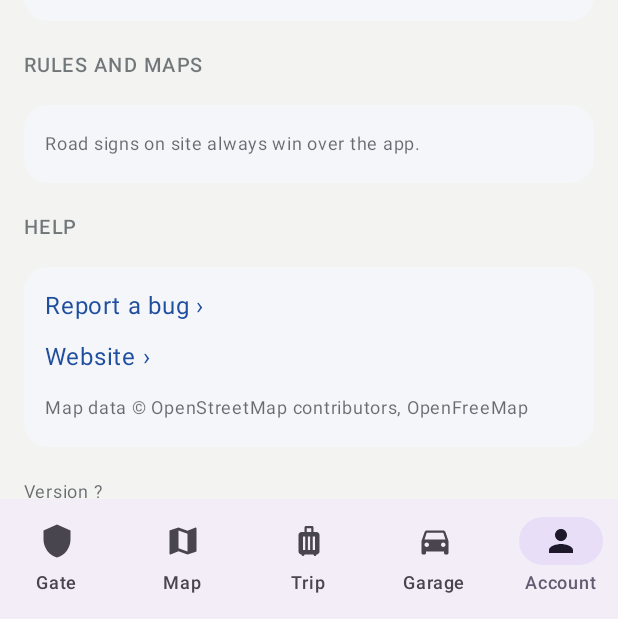
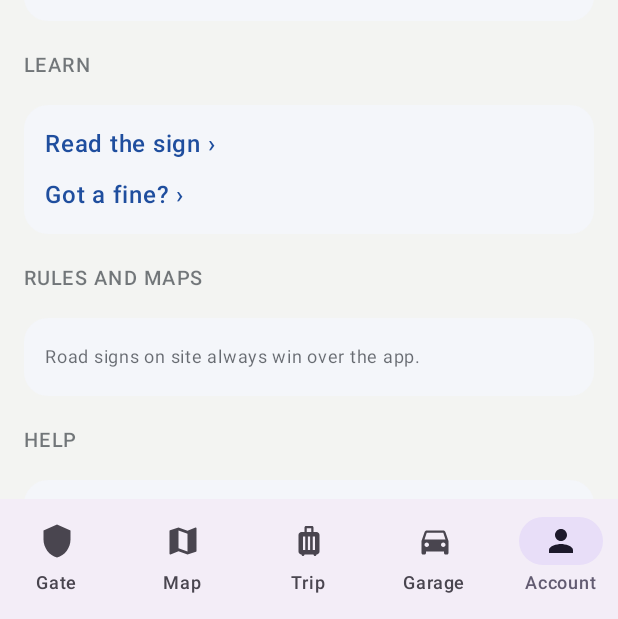
Before and after one commit to LR-apps609/GateLR, an Android app built with Jetpack Compose: the screen it shows after launch (MainActivity), item 5 of the bottom bar chosen, on a phone screen of 412 x 824 dp, the part 617-1236 px from its top. Run offline under Robolectric (Android 15) with nearby library versions, the phone set to English and light mode, and no system bars; libraries missing offline, so code that uses them is left out: org.maplibre.android; 3 statements that could not run were skipped.

Commit message:
Android: «Leggi il cartello» (foto letta sul telefono o testo) e guida «Ho preso una multa?»
Co-Authored-By: Claude Opus 5.5 <noreply@anthropic.com>
Claude-Session: https://claude.ai/code/session_017nTS6aU6jGS9ofh46D6Xqf

```diff
--- a/android/app/build.gradle.kts
+++ b/android/app/build.gradle.kts
@@ -61,5 +61,7 @@ dependencies {
     implementation("org.jetbrains.kotlinx:kotlinx-coroutines-android:1.9.0")
     // Mappe senza servizi Google (vanno anche sui Huawei): MapLibre + OpenFreeMap
     implementation("org.maplibre.gl:android-sdk:11.5.2")
+    // Lettura del cartello: modello incluso nell'app, funziona anche senza servizi Google
+    implementation("com.google.mlkit:text-recognition:16.0.1")
     debugImplementation("androidx.compose.ui:ui-tooling")
 }
--- a/android/app/src/main/assets/i18n/strings_de.json
+++ b/android/app/src/main/assets/i18n/strings_de.json
@@ -480,5 +480,7 @@
 "Year of first registration": "Jahr der Erstzulassung",
 "You can drive here freely.": "Hier darfst du frei fahren.",
 "Your cars": "Deine Autos",
-"ZTL alerts": "ZTL-Hinweise"
+"ZTL alerts": "ZTL-Hinweise",
+"Camera": "Kamera",
+"I can't find days and hours in this text. Type them as on the panel, e.g. 7.30-20.00 feriali.": "Ich finde keine Tage und Uhrzeiten in diesem Text. Schreib sie wie auf der Tafel, z. B. 7.30-20.00 feriali."
 }
--- a/android/app/src/main/assets/i18n/strings_it.json
+++ b/android/app/src/main/assets/i18n/strings_it.json
@@ -480,5 +480,7 @@
 "Year of first registration": "Anno di prima immatricolazione",
 "You can drive here freely.": "Qui puoi guidare liberamente.",
 "Your cars": "Le tue auto",
-"ZTL alerts": "Avvisi ZTL"
+"ZTL alerts": "Avvisi ZTL",
+"Camera": "Fotocamera",
+"I can't find days and hours in this text. Type them as on the panel, e.g. 7.30-20.00 feriali.": "Non trovo giorni e orari in questo testo. Scrivili come sul pannello, es. 7.30-20.00 feriali."
 }
--- a/android/app/src/main/java/app/gatelr/AccountScreen.kt
+++ b/android/app/src/main/java/app/gatelr/AccountScreen.kt
@@ -74,6 +74,16 @@ fun AccountScreen(modifier: Modifier) {
             }
         }
 
+        item { SectionLabel("Learn") }
+        item {
+            CardBox {
+                Column(verticalArrangement = Arrangement.spacedBy(10.dp)) {
+                    Text(L("Read the sign") + " ›", color = MaterialTheme.colorScheme.primary, fontWeight = FontWeight.SemiBold, modifier = Modifier.clickable { Nav.tool = "sign" })
+                    Text(L("Got a fine?") + " ›", color = MaterialTheme.colorScheme.primary, fontWeight = FontWeight.SemiBold, modifier = Modifier.clickable { Nav.tool = "fines" })
+                }
+            }
+        }
+
         item { SectionLabel("Rules and maps") }
         item {
             CardBox {
--- a/android/app/src/main/java/app/gatelr/HomeScreen.kt
+++ b/android/app/src/main/java/app/gatelr/HomeScreen.kt
@@ -124,6 +124,14 @@ fun HomeScreen(modifier: Modifier) {
             }
         }
         item {
+            CardBox(Modifier.clickable { Nav.tool = "sign" }) {
+                Column {
+                    Text(L("Read the sign"), fontWeight = FontWeight.SemiBold)
+                    Text(L("Point the camera at the hours panel: GateLR explains it in your language."), fontSize = 14.sp, color = MaterialTheme.colorScheme.onSurface.copy(alpha = 0.7f))
+                }
+            }
+        }
+        item {
             Text(L("Road signs on site always win over the app."), fontSize = 12.sp, color = MaterialTheme.colorScheme.onBackground.copy(alpha = 0.55f),
                 modifier = Modifier.padding(top = 4.dp, bottom = 12.dp))
         }
--- a/android/app/src/main/java/app/gatelr/MainActivity.kt
+++ b/android/app/src/main/java/app/gatelr/MainActivity.kt
@@ -50,6 +50,7 @@ object Here {
 object Nav {
     var tab by mutableIntStateOf(0)
     var zone by mutableStateOf<Zone?>(null)
+    var tool by mutableStateOf<String?>(null)      // "sign" | "fines"
 }
 
 class MainActivity : ComponentActivity() {
@@ -103,6 +104,11 @@ fun Root() {
             ZoneDetail(z)
         }
     }
+    Nav.tool?.let { t ->
+        ModalBottomSheet(onDismissRequest = { Nav.tool = null }, sheetState = rememberModalBottomSheetState(skipPartiallyExpanded = true)) {
+            if (t == "sign") SignReaderScreen() else FineGuide()
+        }
+    }
 }
 
 @SuppressLint("MissingPermission")
```
Also changed, not shown: android/app/src/main/java/app/gatelr/Tools.kt (added, +148 -0 lines), 1 other file.
